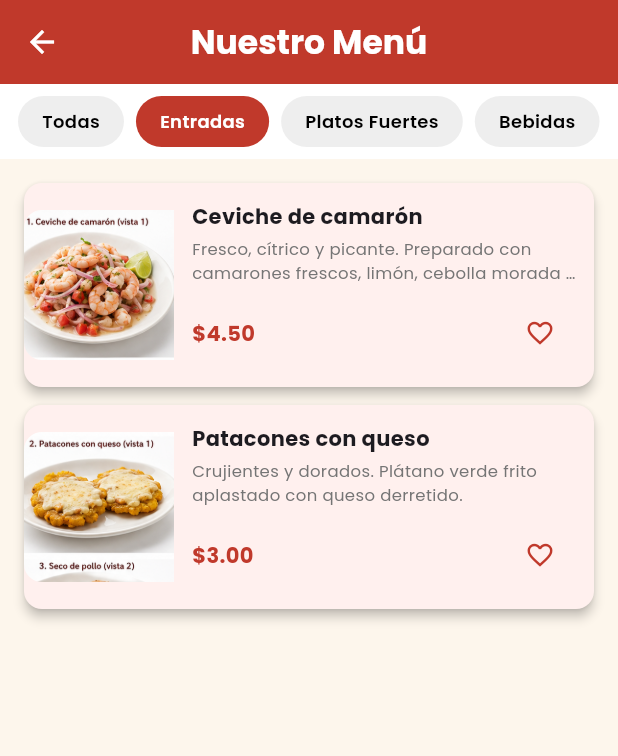
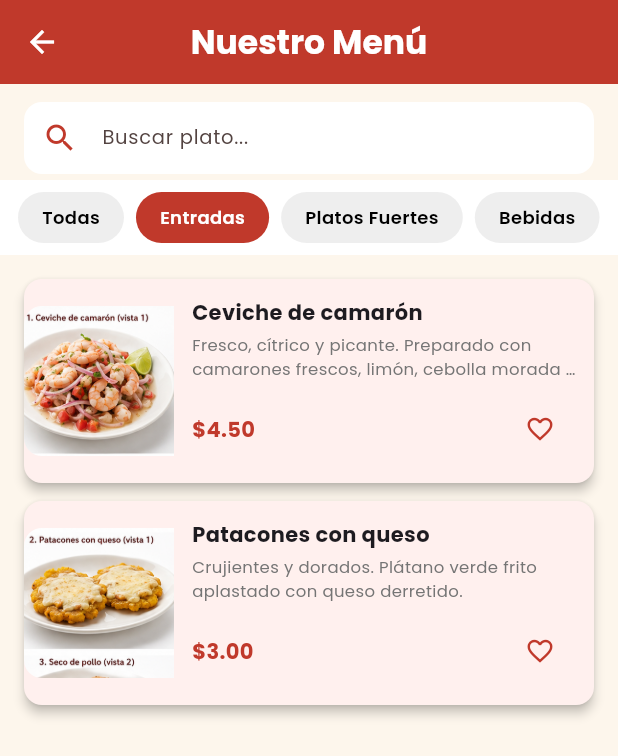
Before and after one commit to josesalazar-ecotec/menu_restaurante, a Flutter app: the MenuScreen screen opened directly, after a tap on "Entradas", on a phone screen of 412 x 824 dp. Shown: the top 756 px of the screen. Run offline on Flutter 3.47's test engine with Material 3 defaults, Android fonts, the phone set to English and light mode, and no system bars; our stand-ins replace google_fonts.

Commit message:
feat: Integradora 2 - agregar barra de búsqueda en MenuScreen

```diff
--- a/lib/screens/menu_screen.dart
+++ b/lib/screens/menu_screen.dart
@@ -15,12 +15,21 @@ class _MenuScreenState extends State<MenuScreen> {
 
   // Empiezo mostrando todas las categorías por defecto
   String _categoriaSeleccionada = 'Todas';
+  String _busqueda = '';
   final List<String> _categorias = ['Todas', 'Entradas', 'Platos Fuertes', 'Bebidas'];
 
-  // Devuelvo solo los platos que corresponden a la categoría activa
+  // Devuelvo solo los platos que corresponden a la categoría y búsqueda activa
   List<Plato> get _platosFiltrados {
-    if (_categoriaSeleccionada == 'Todas') return platos;
-    return platos.where((p) => p.categoria == _categoriaSeleccionada).toList();
+    List<Plato> resultado = platos;
+    if (_categoriaSeleccionada != 'Todas') {
+      resultado = resultado.where((p) => p.categoria == _categoriaSeleccionada).toList();
+    }
+    if (_busqueda.isNotEmpty) {
+      resultado = resultado
+          .where((p) => p.nombre.toLowerCase().contains(_busqueda.toLowerCase()))
+          .toList();
+    }
+    return resultado;
   }
 
   static const _rojo = Color(0xFFC0392B);
@@ -47,6 +56,27 @@ class _MenuScreenState extends State<MenuScreen> {
       ),
       body: Column(
         children: [
+
+          // Barra de búsqueda para filtrar platos por nombre
+          Padding(
+            padding: const EdgeInsets.fromLTRB(16, 12, 16, 4),
+            child: TextField(
+              onChanged: (valor) => setState(() => _busqueda = valor),
+              decoration: InputDecoration(
+                hintText: 'Buscar plato...',
+                hintStyle: GoogleFonts.poppins(fontSize: 13),
+                prefixIcon: const Icon(Icons.search, color: Color(0xFFC0392B)),
+                filled: true,
+                fillColor: Colors.white,
+                border: OutlineInputBorder(
+                  borderRadius: BorderRadius.circular(12),
+                  borderSide: BorderSide.none,
+                ),
+                contentPadding: const EdgeInsets.symmetric(vertical: 0),
+              ),
+              style: GoogleFonts.poppins(fontSize: 13),
+            ),
+          ),
 
           // Barra de filtros horizontal – el usuario toca una categoría
           // y la lista se actualiza automáticamente con setState
```
